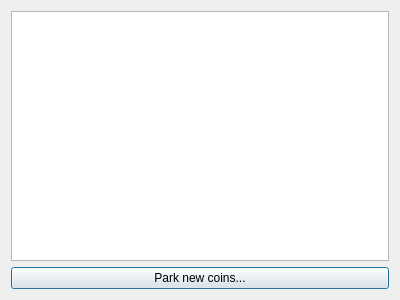
creon-nu/Nu, file src/qt/forms/parkpage.ui: the form before one commit.
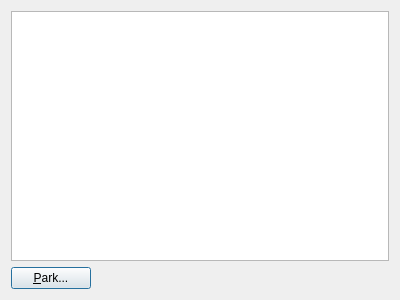
The form after the commit. Icons and pictures are not drawn.

Commit message: Added park dialog to park nubits

What changed in the file:
```diff
--- a/src/qt/forms/parkpage.ui
+++ b/src/qt/forms/parkpage.ui
@@ -18,11 +18,35 @@
     <widget class="QTableView" name="parkTableView"/>
    </item>
    <item>
-    <widget class="QPushButton" name="parkNewCoinsButton">
-     <property name="text">
-      <string>Park new coins...</string>
-     </property>
-    </widget>
+    <layout class="QHBoxLayout" name="horizontalLayout">
+     <item>
+      <widget class="QPushButton" name="park">
+       <property name="toolTip">
+        <string>Create a new address</string>
+       </property>
+       <property name="text">
+        <string>&amp;Park...</string>
+       </property>
+       <property name="icon">
+        <iconset resource="../bitcoin.qrc">
+         <normaloff>:/icons/add</normaloff>:/icons/add</iconset>
+       </property>
+      </widget>
+     </item>
+     <item>
+      <spacer name="horizontalSpacer">
+       <property name="orientation">
+        <enum>Qt::Horizontal</enum>
+       </property>
+       <property name="sizeHint" stdset="0">
+        <size>
+         <width>40</width>
+         <height>20</height>
+        </size>
+       </property>
+      </spacer>
+     </item>
+    </layout>
    </item>
   </layout>
  </widget>
```
Left out of the diff: 4 changed lines with no effect on the pictures. The commit also changes 11 other files.
